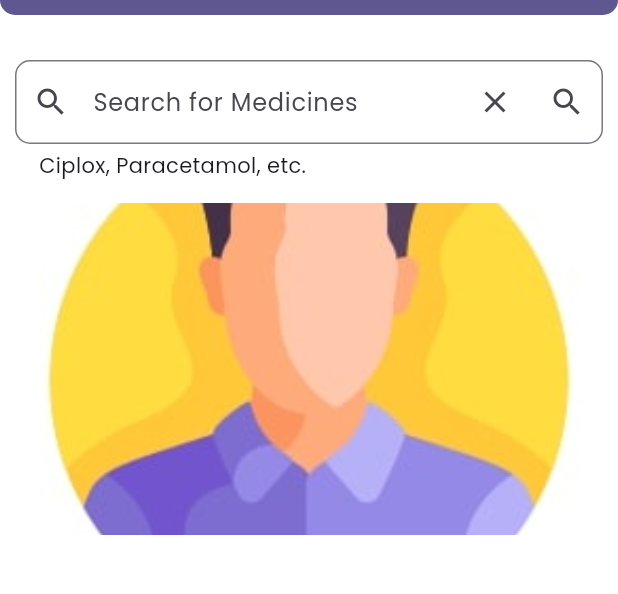
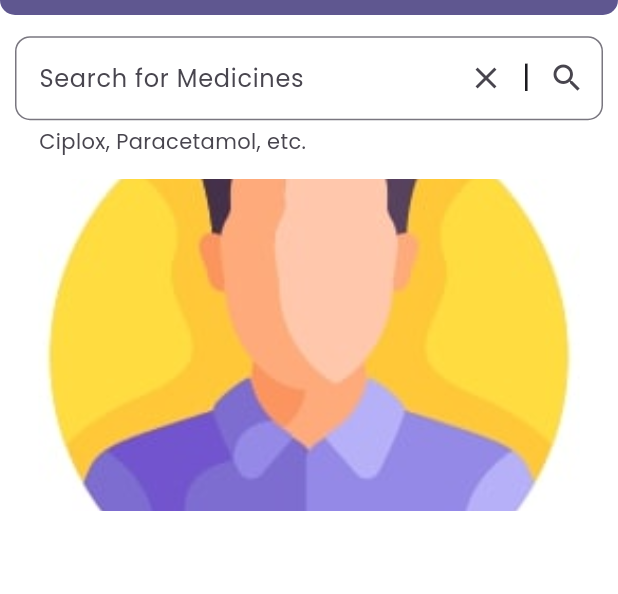
Before and after one commit to RaannaKasturi/MedGuide, a Flutter app: the screen it shows after launch, on a phone screen of 412 x 824 dp, the part 69-663 px from its top. Run offline on Flutter 3.47's test engine with Material 3 defaults, Android fonts, the light colour scheme and no system bars; drawn by our look-alikes of carousel_slider; our stand-ins replace flutter_form_builder, form_builder_validators, ionicons; missing offline and left inert: easy_url_launcher.

Commit message:
Minor changes to Phase 1

```diff
--- a/lib/components/default_searchbar.dart
+++ b/lib/components/default_searchbar.dart
@@ -5,20 +5,22 @@ class DefaultSearchbar extends StatelessWidget {
   DefaultSearchbar({super.key});
 
   late final TextEditingController _searchquery = TextEditingController();
-  final GlobalKey _searchquerykey = GlobalKey();
 
   @override
   Widget build(BuildContext context) {
     return Padding(
-      key: _searchquerykey,
       padding: const EdgeInsets.all(10.0),
       child: FormBuilderTextField(
         controller: _searchquery,
         name: "Search for Medicines",
+        style: TextStyle(color: Theme.of(context).colorScheme.onSurface),
         decoration: InputDecoration(
           labelText: "Search for Medicines",
-          helper: const Text("Ciplox, Paracetamol, etc."),
-          prefixIcon: const Icon(Icons.search),
+          helper: Text(
+            "Ciplox, Paracetamol, etc.",
+            style: TextStyle(
+                color: Theme.of(context).colorScheme.onSurfaceVariant),
+          ),
           border: const OutlineInputBorder(
             borderRadius: BorderRadius.all(Radius.circular(10)),
           ),
@@ -28,16 +30,17 @@ class DefaultSearchbar extends StatelessWidget {
             children: [
               IconButton(
                 icon: const Icon(Icons.clear),
-                onPressed: () {
-                  _searchquery.clear();
-                },
+                onPressed: () {},
+              ),
+              Text(
+                "|",
+                style: TextStyle(
+                    color: Theme.of(context).colorScheme.onSurface,
+                    fontSize: 20),
               ),
               IconButton(
                 icon: const Icon(Icons.search),
-                onPressed: () {
-                  String searchQuery = _searchquery.text;
-                  debugPrint(searchQuery);
-                },
+                onPressed: () {},
               ),
             ],
           ),
--- a/lib/main.dart
+++ b/lib/main.dart
@@ -60,7 +60,7 @@ class HomepageState extends State<Homepage> {
       appBar: const DefaultAppBar(),
       backgroundColor: Theme.of(context).colorScheme.onPrimary,
       body: Container(
-        padding: const EdgeInsets.only(top: 20),
+        padding: EdgeInsets.only(top: height * 0.005),
         child: Center(
           child: Column(
             children: [
```
